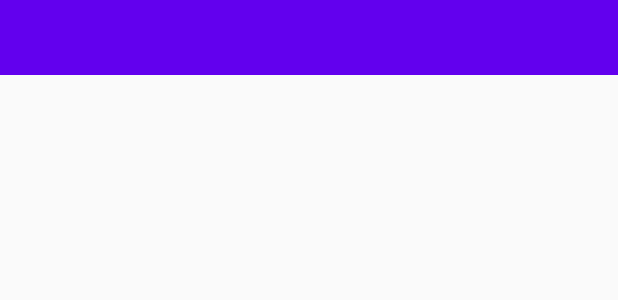
After one commit to NotSwing/PeopleTailDemo, an Android app: the layout top_nav.xml on its own in the app's theme, with its tools: preview values and no code run, on a phone screen of 412 x 824 dp. The commit adds this screen. Shown: the top 300 px of the screen. Run offline under Robolectric (Android 15) with nearby library versions, the light colour scheme and no system bars.

Commit message:
Jacob's Changes

```diff
--- a/app/build.gradle
+++ b/app/build.gradle
@@ -1,13 +1,13 @@
 apply plugin: 'com.android.application'
 
 android {
-    compileSdkVersion 29
+    compileSdkVersion 28
     buildToolsVersion "29.0.3"
 
     defaultConfig {
         applicationId "com.example.peopletailwireframes"
         minSdkVersion 25
-        targetSdkVersion 29
+        targetSdkVersion 28
         versionCode 1
         versionName "1.0"
 
@@ -31,4 +31,6 @@ dependencies {
     testImplementation 'junit:junit:4.12'
     androidTestImplementation 'androidx.test.ext:junit:1.1.1'
     androidTestImplementation 'androidx.test.espresso:espresso-core:3.2.0'
+
+    implementation 'com.android.support:design:28.0.0'
 }
--- /dev/null
+++ b/app/src/main/res/layout/top_nav.xml
@@ -0,0 +1,23 @@
+<?xml version="1.0" encoding="utf-8"?>
+<RelativeLayout xmlns:android="http://schemas.android.com/apk/res/android"
+    android:layout_width="match_parent"
+    android:layout_height="50dp"
+    android:layout_alignParentTop="true">
+
+    <com.google.android.material.appbar.AppBarLayout
+        android:layout_width="match_parent"
+        android:layout_height="wrap_content"
+        android:id="@+id/topNavBar"
+        android:background="@color/colorPrimary">
+
+        <androidx.appcompat.widget.Toolbar
+            android:layout_width="match_parent"
+            android:layout_height="wrap_content">
+
+
+        </androidx.appcompat.widget.Toolbar>
+
+    </com.google.android.material.appbar.AppBarLayout>
+
+
+</RelativeLayout>
--- a/app/src/main/res/values/colors.xml
+++ b/app/src/main/res/values/colors.xml
@@ -3,4 +3,6 @@
     <color name="colorPrimary">#6200EE</color>
     <color name="colorPrimaryDark">#3700B3</color>
     <color name="colorAccent">#03DAC5</color>
+
+    <color name="white">#FFFFFF</color>
 </resources>
```
Also changed, not shown: app/src/main/res/drawable/bottom_nav_border_color.xml (added, +23 -0 lines), app/src/main/res/layout/activity_people_tail_main_view.xml (+35 -2 lines), app/src/main/res/layout/bottom_nav.xml (added, +16 -0 lines).
